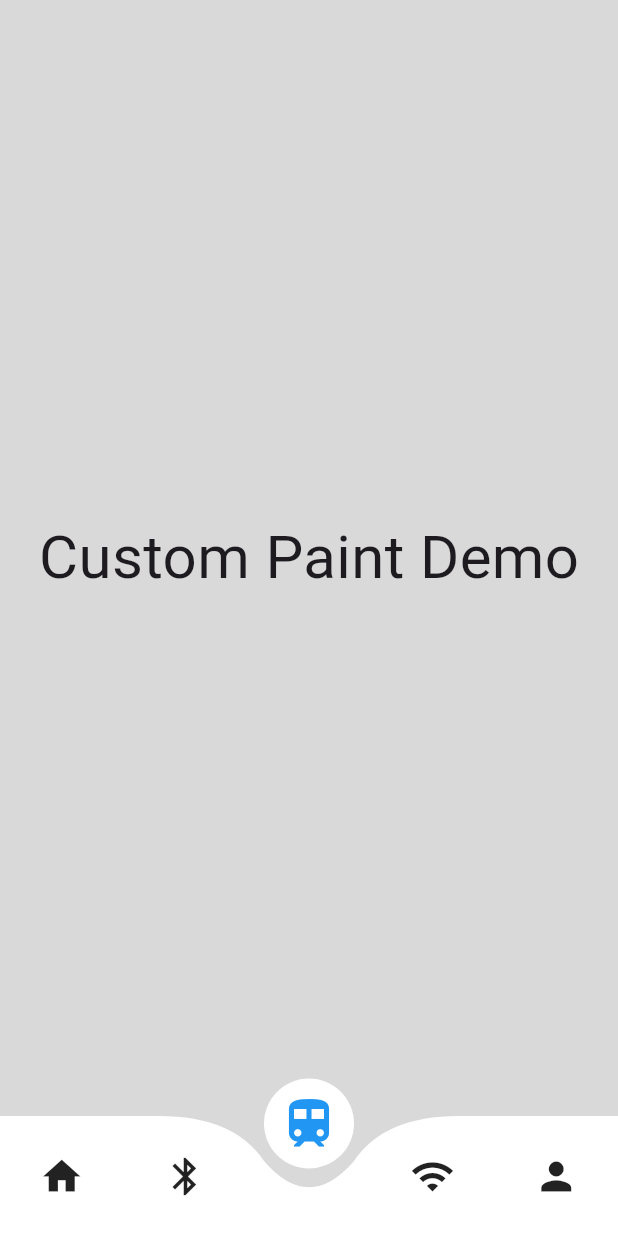
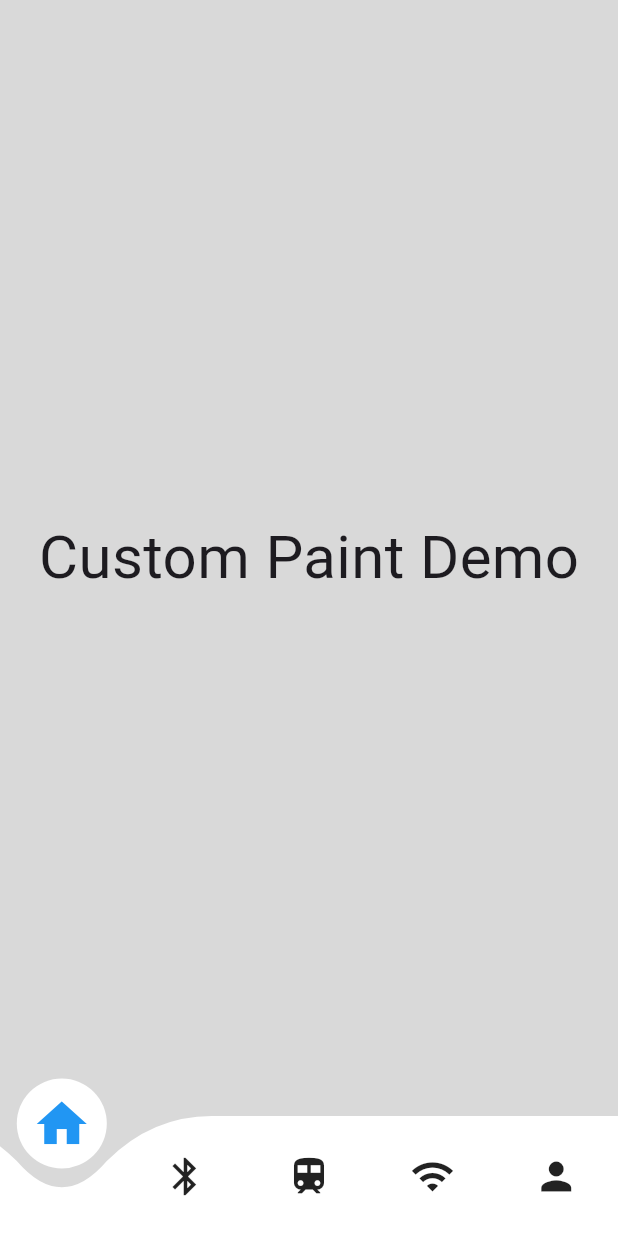
Before and after one commit to lalan-desai-28/Flutter-Trainee-2025, a Flutter app: the CustomPaintTaskScreen screen opened by its route, on a phone screen of 412 x 824 dp. Run offline on Flutter 3.47's test engine with Material 3 defaults, Android fonts, the phone set to English and light mode, and no system bars; our stand-ins replace file_picker.

Commit message:
All dynamic design

```diff
--- a/lib/screens/custom_paint/custom_paint_task_screen.dart
+++ b/lib/screens/custom_paint/custom_paint_task_screen.dart
@@ -9,27 +9,42 @@ class CustomPaintTaskScreen extends StatefulWidget {
 }
 
 class _CustomPaintTaskScreenState extends State<CustomPaintTaskScreen> {
+  int selectedIndex = 0;
+
   Widget _bottomButton(IconData iconData, VoidCallback onPressed) {
-    return Expanded(
-      child: InkWell(onTap: onPressed, child: Icon(iconData, size: 30)),
-    );
+    return InkWell(onTap: onPressed, child: Icon(iconData, size: 30));
   }
 
   Widget _buildBottomNavigationBar() {
+    List<IconData> icons = [
+      Icons.home,
+      Icons.bluetooth,
+      Icons.train,
+      Icons.wifi,
+      Icons.person,
+    ];
+
     return SizedBox(
       height: 80,
+
       child: CustomPaint(
-        painter: BottomNavigationBarPainter(),
-        child: Row(
-          crossAxisAlignment: CrossAxisAlignment.center,
-          mainAxisAlignment: MainAxisAlignment.center,
-          children: [
-            _bottomButton(Icons.home, () {}),
-            _bottomButton(Icons.bluetooth, () {}),
-            Spacer(),
-            _bottomButton(Icons.wifi, () {}),
-            _bottomButton(Icons.person, () {}),
-          ],
+        painter: BottomNavigationBarPainter(selectedIndex: selectedIndex, selectedIcon : icons[selectedIndex]),
+        child: ListView.builder(
+          scrollDirection: Axis.horizontal,
+          itemCount: icons.length,
+          itemBuilder: (context, index) {
+            return Container(
+              width: MediaQuery.of(context).size.width / 5,
+              child:
+                  selectedIndex != index
+                      ? _bottomButton(icons[index], () {
+                        setState(() {
+                          selectedIndex = index;
+                        });
+                      })
+                      : Container(),
+            );
+          },
         ),
       ),
     );
```
Also changed, not shown: lib/painters/bottom_navigation_bar_painter.dart (+15 -12 lines).
